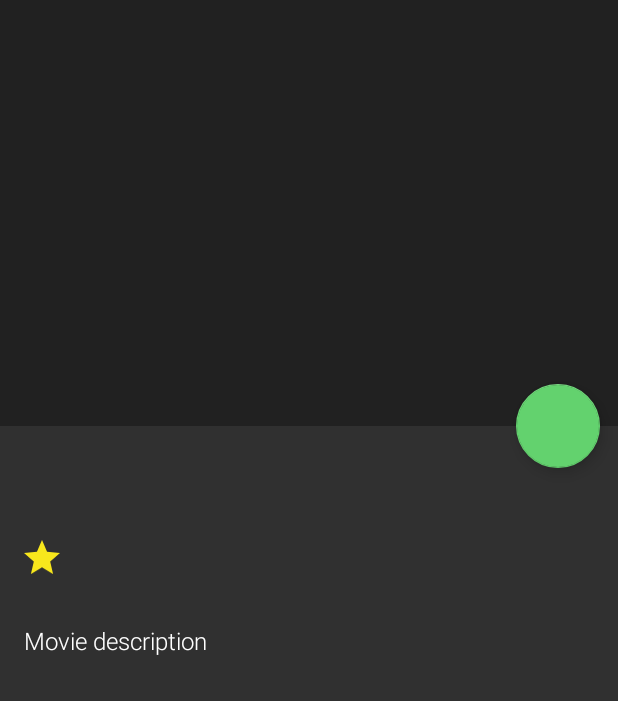
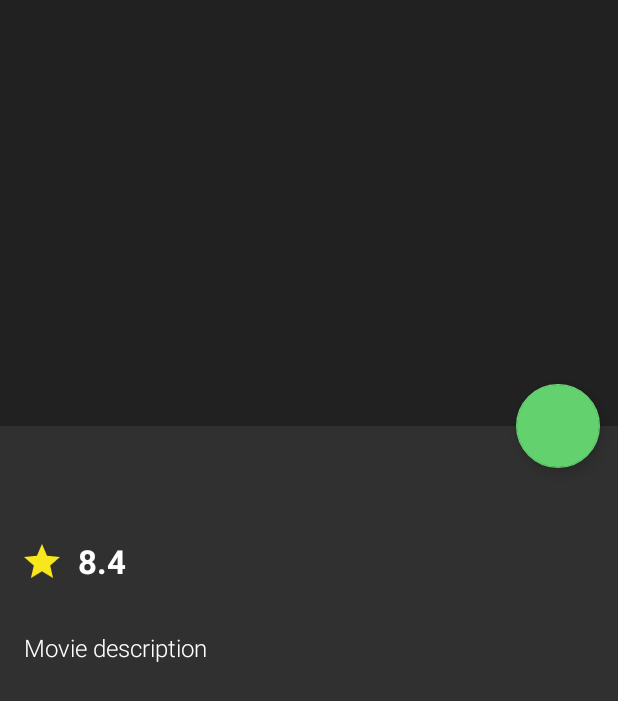
Before and after one commit to llollox/SpotifyMoviesApp, an Android app: the layout movie_detail_activity.xml on its own in the app's theme, with its tools: preview values and no code run, on a phone screen of 412 x 824 dp. Shown: the top 701 px of the screen. Run offline under Robolectric (Android 15) with nearby library versions, the phone set to English and light mode, and no system bars.

```diff
--- a/movies-sample/src/main/java/com/lorenzorigato/movies_sample/ui/TestActivity.java
+++ b/movies-sample/src/main/java/com/lorenzorigato/movies_sample/ui/TestActivity.java
@@ -46,8 +46,8 @@ public class TestActivity extends DaggerAppCompatActivity {
     protected void onCreate(@Nullable Bundle savedInstanceState) {
         super.onCreate(savedInstanceState);
         this.serverUrl = this.configuration.getServerUrl();
-        this.startFavoritesFragment();
-//        this.startDetailActivity();
+//        this.startFavoritesFragment();
+        this.startDetailActivity();
     }
 
     @SuppressLint("CheckResult")
--- a/movies/src/main/res/layout/movie_detail_activity.xml
+++ b/movies/src/main/res/layout/movie_detail_activity.xml
@@ -40,25 +40,27 @@
                         android:text="@{state.subtitle}"/>
 
                     <LinearLayout
-                        android:layout_width="match_parent"
+                        android:layout_width="wrap_content"
                         android:layout_height="wrap_content"
                         android:orientation="horizontal"
+                        android:gravity="center_vertical"
+                        android:contentDescription="@{String.format(@string/detail_rating, String.valueOf(state.rating))}"
                         android:layout_marginTop="16dp">
 
                         <ImageView
                             android:layout_width="24dp"
                             android:layout_height="24dp"
+                            android:layout_marginRight="12dp"
                             android:src="@drawable/ic_star"/>
 
                         <TextView
                             android:layout_width="wrap_content"
                             android:layout_height="wrap_content"
-                            android:layout_marginStart="8dp"
-                            android:layout_gravity="center_vertical"
                             android:text="@{String.valueOf(state.rating)}"
-                            android:textSize="18sp"
+                            android:textSize="22sp"
                             android:textStyle="bold"
-                            android:textColor="@color/colorTextPrimary"/>
+                            android:textColor="@color/colorTextPrimary"
+                            tools:text="8.4"/>
 
                     </LinearLayout>
 
@@ -126,6 +128,7 @@
             android:layout_height="wrap_content"
             android:layout_width="wrap_content"
             android:layout_margin="12dp"
+            android:contentDescription="@{state.favorite ? @string/favorites_remove_btn : @string/favorites_add_btn}"
             android:src="@{state.favorite ? @drawable/ic_favorite_white_24dp : @drawable/ic_favorite_border_white_24dp}"
             app:layout_anchor="@id/movie_detail_appbar"
             app:layout_anchorGravity="bottom|right|end" />
--- a/movies/src/main/res/layout/view_actor_list_item.xml
+++ b/movies/src/main/res/layout/view_actor_list_item.xml
@@ -15,6 +15,7 @@
         android:layout_marginEnd="8dp"
         android:layout_width="120dp"
         android:layout_height="wrap_content"
+        android:contentDescription="@{String.format(@string/detail_actor_content_description, layout.name, layout.character)}"
         card_view:cardBackgroundColor="@android:color/transparent"
         card_view:cardElevation="8dp">
 
--- a/movies/src/main/res/layout/view_movie_list_item.xml
+++ b/movies/src/main/res/layout/view_movie_list_item.xml
@@ -35,6 +35,7 @@
             android:layout_gravity="bottom|end"
             android:contentDescription="@string/search_top_movie_content_descriptor"
             android:layout_margin="@dimen/two_grid_unit"
+            android:importantForAccessibility="no"
             android:src="@drawable/ic_star"
             android:visibility="@{layout.isTop ? View.VISIBLE : View.GONE}"
             tools:visibility="visible"/>
--- /dev/null
+++ b/movies/src/main/res/values/detail_strings.xml
@@ -0,0 +1,5 @@
+<?xml version="1.0" encoding="utf-8"?>
+<resources>
+    <string name="detail_rating">Rating: %1$s points.</string>
+    <string name="detail_actor_content_description">%1$s, interprets: %2$s.</string>
+</resources>
```
